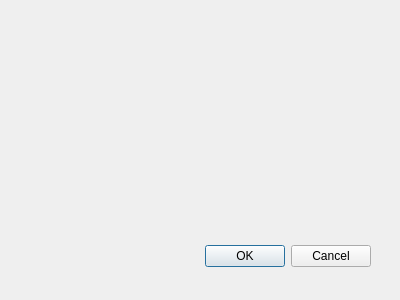
Qt form uDialogFeedback.ui (Bramas/Ultratools) before a commit.
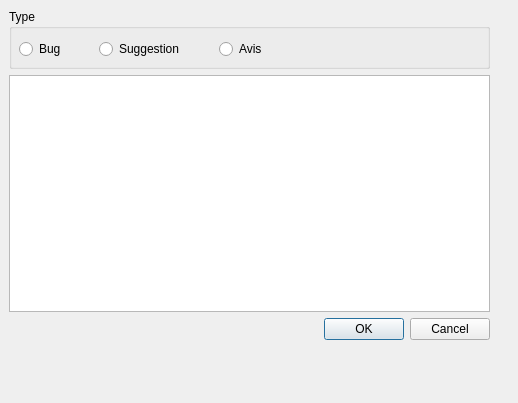
The same form after that commit.

```diff
--- a/uDialogFeedback.ui
+++ b/uDialogFeedback.ui
@@ -8,28 +8,89 @@
    <rect>
     <x>0</x>
     <y>0</y>
-    <width>400</width>
-    <height>300</height>
+    <width>518</width>
+    <height>403</height>
    </rect>
   </property>
   <property name="windowTitle">
    <string>Dialog</string>
   </property>
-  <widget class="QDialogButtonBox" name="buttonBox">
+  <widget class="QWidget" name="verticalLayoutWidget">
    <property name="geometry">
     <rect>
-     <x>30</x>
-     <y>240</y>
-     <width>341</width>
-     <height>32</height>
+     <x>9</x>
+     <y>9</y>
+     <width>481</width>
+     <height>331</height>
     </rect>
    </property>
-   <property name="orientation">
-    <enum>Qt::Horizontal</enum>
-   </property>
-   <property name="standardButtons">
-    <set>QDialogButtonBox::Cancel|QDialogButtonBox::Ok</set>
-   </property>
+   <layout class="QVBoxLayout" name="verticalLayout">
+    <item>
+     <widget class="QGroupBox" name="groupBox">
+      <property name="minimumSize">
+       <size>
+        <width>0</width>
+        <height>60</height>
+       </size>
+      </property>
+      <property name="title">
+       <string>Type</string>
+      </property>
+      <widget class="QRadioButton" name="radioButton">
+       <property name="geometry">
+        <rect>
+         <x>10</x>
+         <y>30</y>
+         <width>102</width>
+         <height>20</height>
+        </rect>
+       </property>
+       <property name="text">
+        <string>Bug</string>
+       </property>
+      </widget>
+      <widget class="QRadioButton" name="radioButton_2">
+       <property name="geometry">
+        <rect>
+         <x>90</x>
+         <y>30</y>
+         <width>102</width>
+         <height>20</height>
+        </rect>
+       </property>
+       <property name="text">
+        <string>Suggestion</string>
+       </property>
+      </widget>
+      <widget class="QRadioButton" name="radioButton_3">
+       <property name="geometry">
+        <rect>
+         <x>210</x>
+         <y>30</y>
+         <width>102</width>
+         <height>20</height>
+        </rect>
+       </property>
+       <property name="text">
+        <string>Avis</string>
+       </property>
+      </widget>
+     </widget>
+    </item>
+    <item>
+     <widget class="QPlainTextEdit" name="plainTextEdit"/>
+    </item>
+    <item>
+     <widget class="QDialogButtonBox" name="buttonBox">
+      <property name="orientation">
+       <enum>Qt::Horizontal</enum>
+      </property>
+      <property name="standardButtons">
+       <set>QDialogButtonBox::Cancel|QDialogButtonBox::Ok</set>
+      </property>
+     </widget>
+    </item>
+   </layout>
   </widget>
  </widget>
  <pixmapfunction/>
```
Left out of the diff: 5 changed lines with no effect on the pictures.
